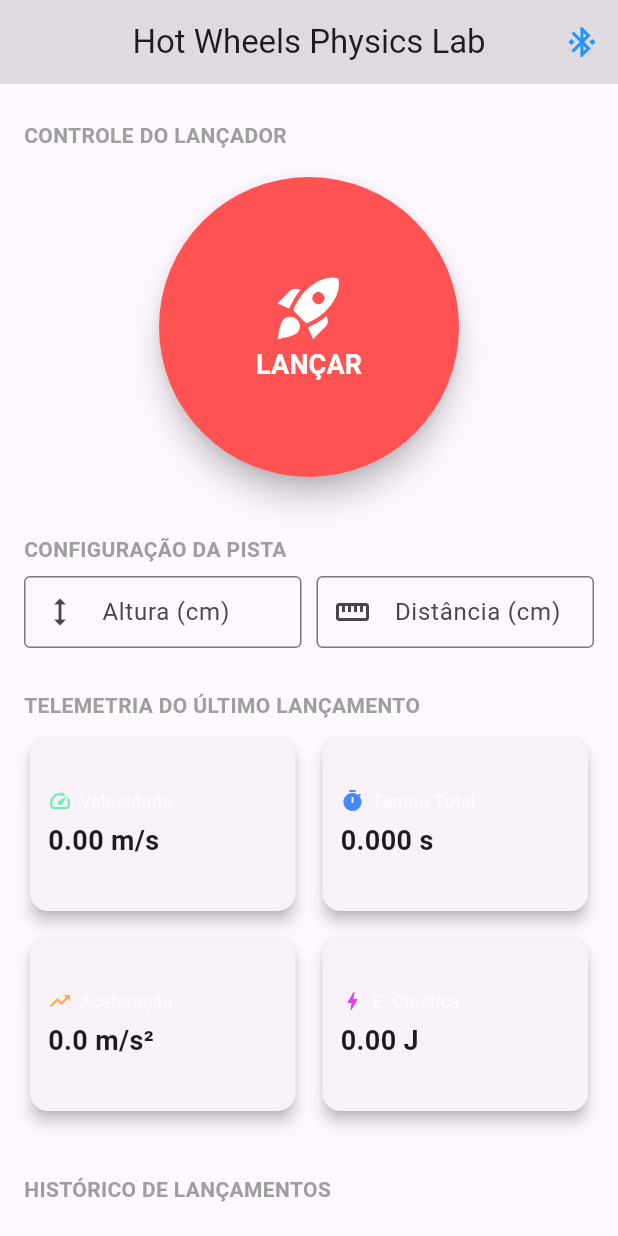
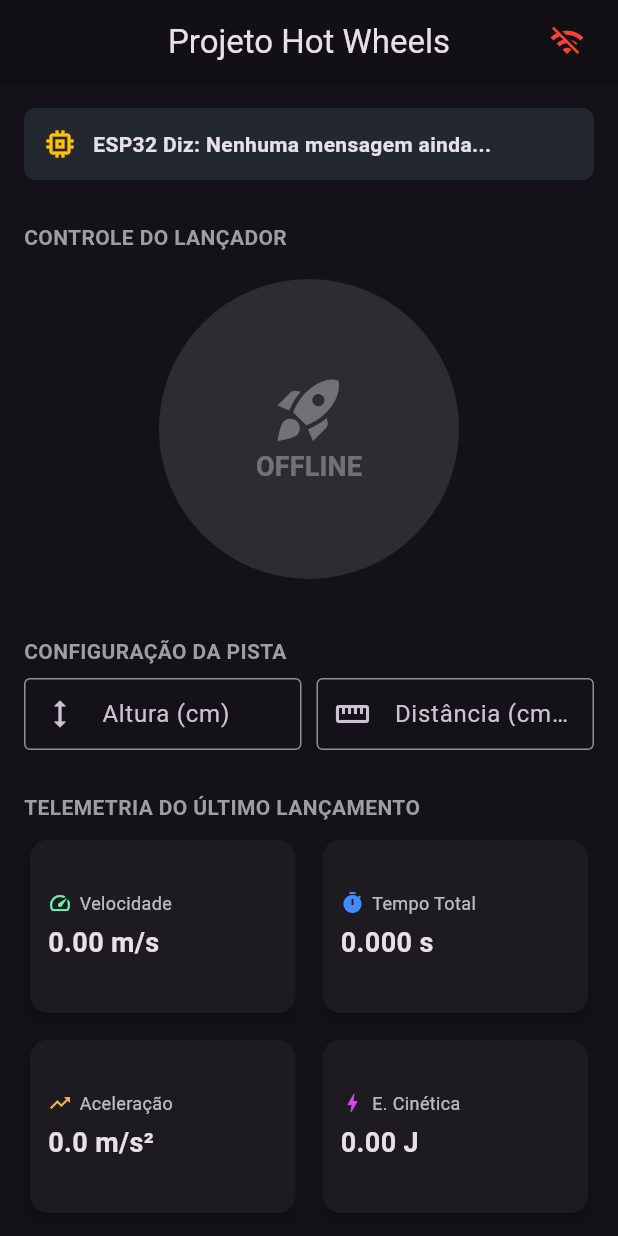
Before and after one commit to viniciusgpinheiro/HotWheelsIOT, a Flutter app: the DashboardScreen screen opened directly, on a phone screen of 412 x 824 dp. Run offline on Flutter 3.47's test engine with Material 3 defaults, Android fonts, the phone set to English and light mode, and no system bars; missing offline and left inert: mqtt_client.

Commit message:
Atualizando página das informações
Começando a conectar a página com o web socket para printar as informações na tela

```diff
--- a/frontend/hotwheels/lib/main.dart
+++ b/frontend/hotwheels/lib/main.dart
@@ -1,121 +1,284 @@
+import 'dart:convert';
 import 'package:flutter/material.dart';
+import 'package:mqtt_client/mqtt_client.dart';
+import 'package:mqtt_client/mqtt_browser_client.dart'; // Usado para rodar no Chrome
 
 void main() {
-  runApp(const MyApp());
+  runApp(const HotWheelsLabApp());
 }
 
-class MyApp extends StatelessWidget {
-  const MyApp({super.key});
+class HotWheelsLabApp extends StatelessWidget {
+  const HotWheelsLabApp({super.key});
 
-  // This widget is the root of your application.
   @override
   Widget build(BuildContext context) {
     return MaterialApp(
-      title: 'Flutter Demo',
+      title: 'TI328 - Automação Hot Wheels',
       theme: ThemeData(
-        // This is the theme of your application.
-        //
-        // TRY THIS: Try running your application with "flutter run". You'll see
-        // the application has a purple toolbar. Then, without quitting the app,
-        // try changing the seedColor in the colorScheme below to Colors.green
-        // and then invoke "hot reload" (save your changes or press the "hot
-        // reload" button in a Flutter-supported IDE, or press "r" if you used
-        // the command line to start the app).
-        //
-        // Notice that the counter didn't reset back to zero; the application
-        // state is not lost during the reload. To reset the state, use hot
-        // restart instead.
-        //
-        // This works for code too, not just values: Most code changes can be
-        // tested with just a hot reload.
-        colorScheme: .fromSeed(seedColor: Colors.deepPurple),
+        brightness: Brightness.dark,
+        primarySwatch: Colors.orange,
+        useMaterial3: true,
       ),
-      home: const MyHomePage(title: 'Flutter Demo Home Page'),
+      home: const DashboardScreen(),
     );
   }
 }
 
-class MyHomePage extends StatefulWidget {
-  const MyHomePage({super.key, required this.title});
-
-  // This widget is the home page of your application. It is stateful, meaning
-  // that it has a State object (defined below) that contains fields that affect
-  // how it looks.
-
-  // This class is the configuration for the state. It holds the values (in this
-  // case the title) provided by the parent (in this case the App widget) and
-  // used by the build method of the State. Fields in a Widget subclass are
-  // always marked "final".
-
-  final String title;
+class DashboardScreen extends StatefulWidget {
+  const DashboardScreen({super.key});
 
   @override
-  State<MyHomePage> createState() => _MyHomePageState();
+  State<DashboardScreen> createState() => _DashboardScreenState();
 }
 
-class _MyHomePageState extends State<MyHomePage> {
-  int _counter = 0;
+class _DashboardScreenState extends State<DashboardScreen> {
+  // ==========================================
+  // CONFIGURAÇÕES BROKER MQTT
+  // ==========================================
+  final String brokerUrl = 'wss://SEU_BROKER.COM'; // Ex: wss://broker.hivemq.com (Use wss:// para web)
+  final int brokerPort = 8884;
+  final String mqttUser = 'SEU_USUARIO';
+  final String mqttPass = 'SUA_SENHA';
+  final String mqttTopic = 'SEU/TOPICO/AQUI'; // O mesmo TOPIC_PUB do ESP32
 
-  void _incrementCounter() {
+  MqttBrowserClient? client;
+  bool isConnected = false;
+  String mensagemRecebida = 'Nenhuma mensagem ainda...';
+
+  @override
+  void initState() {
+    super.initState();
+    _setupMqtt();
+  }
+
+  Future<void> _setupMqtt() async {
+    // Configura o cliente para WebSockets
+    client = MqttBrowserClient(brokerUrl, 'flutter_web_client_${DateTime.now().millisecondsSinceEpoch}');
+    client!.port = brokerPort;
+    client!.keepAlivePeriod = 20;
+    client!.onConnected = _onConnected;
+    client!.onDisconnected = _onDisconnected;
+
+    final connMess = MqttConnectMessage()
+        .withClientIdentifier('flutter_web_client')
+        .authenticateAs(mqttUser, mqttPass)
+        .startClean()
+        .withWillQos(MqttQos.atLeastOnce);
+
+    client!.connectionMessage = connMess;
+
+    try {
+      print('Conectando ao broker MQTT...');
+      await client!.connect();
+    } catch (e) {
+      print('Erro ao conectar: $e');
+      client!.disconnect();
+    }
+
+    // Se conectou com sucesso, inscreve no tópico
+    if (client!.connectionStatus!.state == MqttConnectionState.connected) {
+      client!.subscribe(mqttTopic, MqttQos.atMostOnce);
+
+      // Fica escutando as mensagens do ESP32
+      client!.updates!.listen((List<MqttReceivedMessage<MqttMessage?>>? c) {
+        final recMess = c![0].payload as MqttPublishMessage;
+        final payload = MqttPublishPayload.bytesToStringAsString(recMess.payload.message);
+
+        print('Mensagem recebida: $payload');
+
+        // Atualiza a tela com o valor recebido
+        setState(() {
+          try {
+            var data = jsonDecode(payload);
+            if (data.containsKey('msg')) {
+              mensagemRecebida = data['msg'];
+            }
+          } catch (e) {
+            mensagemRecebida = payload; // Se não for JSON, mostra o texto puro
+          }
+        });
+      });
+    }
+  }
+
+  void _onConnected() {
     setState(() {
-      // This call to setState tells the Flutter framework that something has
-      // changed in this State, which causes it to rerun the build method below
-      // so that the display can reflect the updated values. If we changed
-      // _counter without calling setState(), then the build method would not be
-      // called again, and so nothing would appear to happen.
-      _counter++;
+      isConnected = true;
     });
+    print('MQTT Conectado com sucesso!');
+  }
+
+  void _onDisconnected() {
+    setState(() {
+      isConnected = false;
+    });
+    print('MQTT Desconectado!');
+  }
+
+  // Função disparada ao apertar o botão
+  void _lancarCarrinho() {
+    if (isConnected && client != null) {
+      const comandoStr = '{"comando": "LANCAR"}';
+      final builder = MqttClientPayloadBuilder();
+      builder.addString(comandoStr);
+
+      client!.publishMessage(mqttTopic, MqttQos.atLeastOnce, builder.payload!);
+      print('Comando de lançamento enviado!');
+    } else {
+      print('Não é possível lançar: MQTT Desconectado.');
+    }
   }
 
   @override
   Widget build(BuildContext context) {
-    // This method is rerun every time setState is called, for instance as done
-    // by the _incrementCounter method above.
-    //
-    // The Flutter framework has been optimized to make rerunning build methods
-    // fast, so that you can just rebuild anything that needs updating rather
-    // than having to individually change instances of widgets.
     return Scaffold(
       appBar: AppBar(
-        // TRY THIS: Try changing the color here to a specific color (to
-        // Colors.amber, perhaps?) and trigger a hot reload to see the AppBar
-        // change color while the other colors stay the same.
-        backgroundColor: Theme.of(context).colorScheme.inversePrimary,
-        // Here we take the value from the MyHomePage object that was created by
-        // the App.build method, and use it to set our appbar title.
-        title: Text(widget.title),
+        title: const Text('Projeto Hot Wheels'),
+        centerTitle: true,
+        backgroundColor: Colors.black12,
+        actions: [
+          // Ícone muda de cor dependendo da conexão
+          IconButton(
+            icon: Icon(
+              isConnected ? Icons.wifi : Icons.wifi_off,
+              color: isConnected ? Colors.green : Colors.red,
+            ),
+            onPressed: () {},
+            tooltip: isConnected ? 'Conectado' : 'Desconectado',
+          ),
+          const SizedBox(width: 10),
+        ],
       ),
-      body: Center(
-        // Center is a layout widget. It takes a single child and positions it
-        // in the middle of the parent.
+      body: SingleChildScrollView(
+        padding: const EdgeInsets.all(16.0),
         child: Column(
-          // Column is also a layout widget. It takes a list of children and
-          // arranges them vertically. By default, it sizes itself to fit its
-          // children horizontally, and tries to be as tall as its parent.
-          //
-          // Column has various properties to control how it sizes itself and
-          // how it positions its children. Here we use mainAxisAlignment to
-          // center the children vertically; the main axis here is the vertical
-          // axis because Columns are vertical (the cross axis would be
-          // horizontal).
-          //
-          // TRY THIS: Invoke "debug painting" (choose the "Toggle Debug Paint"
-          // action in the IDE, or press "p" in the console), to see the
-          // wireframe for each widget.
-          mainAxisAlignment: .center,
+          crossAxisAlignment: CrossAxisAlignment.stretch,
           children: [
-            const Text('You have pushed the button this many times:'),
-            Text(
-              '$_counter',
-              style: Theme.of(context).textTheme.headlineMedium,
+            // --- Área de Status do ESP32 ---
+            Container(
+              padding: const EdgeInsets.all(12),
+              decoration: BoxDecoration(
+                color: Colors.blueGrey.withOpacity(0.2),
+                borderRadius: BorderRadius.circular(8),
+              ),
+              child: Row(
+                children: [
+                  const Icon(Icons.memory, color: Colors.amber),
+                  const SizedBox(width: 10),
+                  Expanded(
+                    child: Text(
+                      'ESP32 Diz: $mensagemRecebida',
+                      style: const TextStyle(fontWeight: FontWeight.bold),
+                    ),
+                  ),
+                ],
+              ),
+            ),
+            const SizedBox(height: 20),
+
+            // --- Seção de Controle ---
+            _buildSectionTitle('Controle do Lançador'),
+            const SizedBox(height: 10),
+            Center(
+              child: SizedBox(
+                width: 200,
+                height: 200,
+                child: ElevatedButton(
+                  style: ElevatedButton.styleFrom(
+                    backgroundColor: isConnected ? Colors.redAccent : Colors.grey,
+                    foregroundColor: Colors.white,
+                    shape: const CircleBorder(),
+                    elevation: 8,
+                  ),
+                  onPressed: isConnected ? _lancarCarrinho : null,
+                  child: Column(
+                    mainAxisAlignment: MainAxisAlignment.center,
+                    children: [
+                      const Icon(Icons.rocket_launch, size: 50),
+                      Text(
+                        isConnected ? 'LANÇAR' : 'OFFLINE',
+                        style: const TextStyle(fontWeight: FontWeight.bold, fontSize: 18)
+                      ),
+                    ],
+                  ),
+                ),
+              ),
+            ),
+            const SizedBox(height: 30),
+
+            _buildSectionTitle('Configuração da Pista'),
+            Row(
+              children: [
+                Expanded(child: _buildInputField('Altura (cm)', Icons.height)),
+                const SizedBox(width: 10),
+                Expanded(child: _buildInputField('Distância (cm) até o sensor', Icons.straighten)),
+              ],
+            ),
+            const SizedBox(height: 20),
+
+            _buildSectionTitle('Telemetria do Último Lançamento'),
+            GridView.count(
+              shrinkWrap: true,
+              physics: const NeverScrollableScrollPhysics(),
+              crossAxisCount: 2,
+              crossAxisSpacing: 10,
+              mainAxisSpacing: 10,
+              childAspectRatio: 1.5,
+              children: [
+                _buildDataCard('Velocidade', '0.00 m/s', Icons.speed, Colors.greenAccent),
+                _buildDataCard('Tempo Total', '0.000 s', Icons.timer, Colors.blueAccent),
+                _buildDataCard('Aceleração', '0.0 m/s²', Icons.trending_up, Colors.orangeAccent),
+                _buildDataCard('E. Cinética', '0.00 J', Icons.bolt, Colors.purpleAccent),
+              ],
             ),
           ],
         ),
       ),
-      floatingActionButton: FloatingActionButton(
-        onPressed: _incrementCounter,
-        tooltip: 'Increment',
-        child: const Icon(Icons.add),
+    );
+  }
+
+  Widget _buildSectionTitle(String title) {
+    return Padding(
+      padding: const EdgeInsets.symmetric(vertical: 8.0),
+      child: Text(
+        title.toUpperCase(),
+        style: const TextStyle(fontSize: 14, fontWeight: FontWeight.bold, color: Colors.grey),
+      ),
+    );
+  }
+
+  Widget _buildInputField(String label, IconData icon) {
+    return TextField(
+      keyboardType: TextInputType.number,
+      decoration: InputDecoration(
+        labelText: label,
+        prefixIcon: Icon(icon),
+        border: const OutlineInputBorder(),
+        contentPadding: const EdgeInsets.symmetric(horizontal: 10),
+      ),
+    );
+  }
+
+  Widget _buildDataCard(String title, String value, IconData icon, Color color) {
+    return Card(
+      elevation: 4,
+      child: Padding(
+        padding: const EdgeInsets.all(12.0),
+        child: Column(
+          mainAxisAlignment: MainAxisAlignment.center,
+          crossAxisAlignment: CrossAxisAlignment.start,
+          children: [
+            Row(
+              children: [
+                Icon(icon, size: 16, color: color),
+                const SizedBox(width: 5),
+                Text(title, style: const TextStyle(fontSize: 12, color: Colors.white70)),
+              ],
+            ),
+            const SizedBox(height: 5),
+            Text(value, style: const TextStyle(fontSize: 18, fontWeight: FontWeight.bold)),
+          ],
+        ),
       ),
     );
   }
--- a/frontend/hotwheels/lib/pages/info_page.dart
+++ /dev/null
@@ -1,186 +0,0 @@
-import 'package:flutter/material.dart';
-
-void main() {
-  runApp(const HotWheelsLabApp());
-}
-
-class HotWheelsLabApp extends StatelessWidget {
-  const HotWheelsLabApp({super.key});
-
-  @override
-  Widget build(BuildContext context) {
-    return MaterialApp(
-      title: 'TI328 - Automação Hot Wheels',
-      theme: ThemeData(
-        brightness: Brightness.dark,
-        primarySwatch: Colors.orange,
-        useMaterial3: true,
-      ),
-      home: const DashboardScreen(),
-    );
-  }
-}
-
-class DashboardScreen extends StatefulWidget {
-  const DashboardScreen({super.key});
-
-  @override
-  State<DashboardScreen> createState() => _DashboardScreenState();
-}
-
-class _DashboardScreenState extends State<DashboardScreen> {
-  @override
-  Widget build(BuildContext context) {
-    return Scaffold(
-      appBar: AppBar(
-        title: const Text('Hot Wheels Physics Lab'),
-        centerTitle: true,
-        backgroundColor: Colors.black12,
-        actions: [
-          IconButton(
-            icon: const Icon(Icons.bluetooth_connected, color: Colors.blue),
-            onPressed: () {}, // Futura conexão com ESP32
-          ),
-        ],
-      ),
-      body: SingleChildScrollView(
-        padding: const EdgeInsets.all(16.0),
-        child: Column(
-          crossAxisAlignment: CrossAxisAlignment.stretch,
-          children: [
-            // --- Seção de Controle ---
-            _buildSectionTitle('Controle do Lançador'),
-            const SizedBox(height: 10),
-            Center(
-              child: SizedBox(
-                width: 200,
-                height: 200,
-                child: ElevatedButton(
-                  style: ElevatedButton.styleFrom(
-                    backgroundColor: Colors.redAccent,
-                    foregroundColor: Colors.white,
-                    shape: const CircleBorder(),
-                    elevation: 8,
-                  ),
-                  onPressed: () {
-                    // TODO: Implementar trigger para o ESP32
-                  },
-                  child: const Column(
-                    mainAxisAlignment: MainAxisAlignment.center,
-                    children: [
-                      Icon(Icons.rocket_launch, size: 50),
-                      Text('LANÇAR', style: TextStyle(fontWeight: FontWeight.bold, fontSize: 18)),
-                    ],
-                  ),
-                ),
-              ),
-            ),
-            const SizedBox(height: 30),
-
-            // --- Seção de Dados de Entrada (Setup) ---
-            _buildSectionTitle('Configuração da Pista'),
-            Row(
-              children: [
-                Expanded(
-                  child: _buildInputField('Altura (cm)', Icons.height),
-                ),
-                const SizedBox(width: 10),
-                Expanded(
-                  child: _buildInputField('Distância (cm)', Icons.straighten),
-                ),
-              ],
-            ),
-            const SizedBox(height: 20),
-
-            // --- Seção de Resultados (Telemetria) ---
-            _buildSectionTitle('Telemetria do Último Lançamento'),
-            GridView.count(
-              shrinkWrap: true,
-              physics: const NeverScrollableScrollPhysics(),
-              crossAxisCount: 2,
-              crossAxisSpacing: 10,
-              mainAxisSpacing: 10,
-              childAspectRatio: 1.5,
-              children: [
-                _buildDataCard('Velocidade', '0.00 m/s', Icons.speed, Colors.greenAccent),
-                _buildDataCard('Tempo Total', '0.000 s', Icons.timer, Colors.blueAccent),
-                _buildDataCard('Aceleração', '0.0 m/s²', Icons.trending_up, Colors.orangeAccent),
-                _buildDataCard('E. Cinética', '0.00 J', Icons.bolt, Colors.purpleAccent),
-              ],
-            ),
-            const SizedBox(height: 30),
-
-            // --- Seção de Histórico ---
-            _buildSectionTitle('Histórico de Lançamentos'),
-            Container(
-              height: 200,
-              decoration: BoxDecoration(
-                color: Colors.white.withOpacity(0.05),
-                borderRadius: BorderRadius.circular(10),
-              ),
-              child: ListView.separated(
-                itemCount: 3, // Exemplo
-                separatorBuilder: (context, index) => const Divider(color: Colors.white24),
-                itemBuilder: (context, index) {
-                  return ListTile(
-                    leading: const Icon(Icons.history),
-                    title: Text('Lançamento #${index + 1} - Reta'),
-                    subtitle: const Text('Vel: 1.45 m/s | Tempo: 0.85s'),
-                    trailing: const Icon(Icons.chevron_right),
-                  );
-                },
-              ),
-            ),
-          ],
-        ),
-      ),
-    );
-  }
-
-  // Widgets Auxiliares de Estilização
-  Widget _buildSectionTitle(String title) {
-    return Padding(
-      padding: const EdgeInsets.symmetric(vertical: 8.0),
-      child: Text(
-        title.toUpperCase(),
-        style: const TextStyle(fontSize: 14, fontWeight: FontWeight.bold, color: Colors.grey),
-      ),
-    );
-  }
-
-  Widget _buildInputField(String label, IconData icon) {
-    return TextField(
-      keyboardType: TextInputType.number,
-      decoration: InputDecoration(
-        labelText: label,
-        prefixIcon: Icon(icon),
-        border: const OutlineInputBorder(),
-        contentPadding: const EdgeInsets.symmetric(horizontal: 10),
-      ),
-    );
-  }
-
-  Widget _buildDataCard(String title, String value, IconData icon, Color color) {
-    return Card(
-      elevation: 4,
-      child: Padding(
-        padding: const EdgeInsets.all(12.0),
-        child: Column(
-          mainAxisAlignment: MainAxisAlignment.center,
-          crossAxisAlignment: CrossAxisAlignment.start,
-          children: [
-            Row(
-              children: [
-                Icon(icon, size: 16, color: color),
-                const SizedBox(width: 5),
-                Text(title, style: const TextStyle(fontSize: 12, color: Colors.white70)),
-              ],
-            ),
-            const SizedBox(height: 5),
-            Text(value, style: const TextStyle(fontSize: 18, fontWeight: FontWeight.bold)),
-          ],
-        ),
-      ),
-    );
-  }
-}
--- a/frontend/hotwheels/pubspec.yaml
+++ b/frontend/hotwheels/pubspec.yaml
@@ -34,6 +34,7 @@
   # The following adds the Cupertino Icons font to your application.
   # Use with the CupertinoIcons class for iOS style icons.
   cupertino_icons: ^1.0.8
+  mqtt_client: ^10.11.11
 
 dev_dependencies:
   flutter_test:
```
Also changed, not shown: frontend/hotwheels/pubspec.lock, 1 other file.
